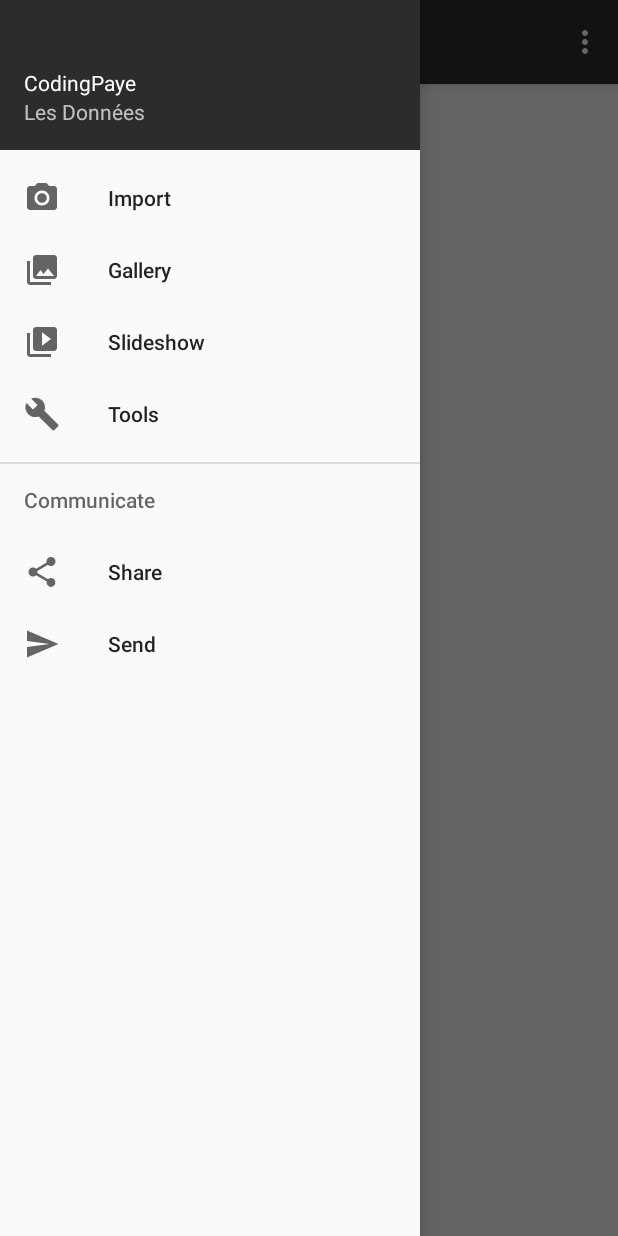
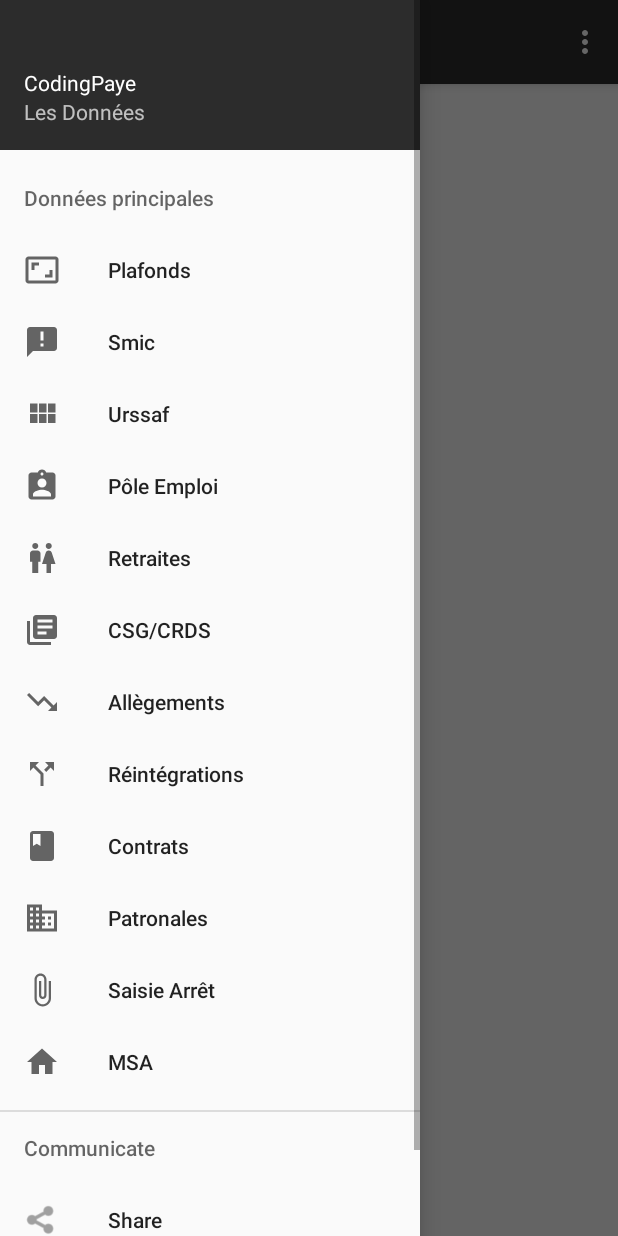
Before and after one commit to marlenech/BddPaye, an Android app: the screen it shows after launch (MainActivity), with the side drawer open, on a phone screen of 412 x 824 dp. Run offline under Robolectric (Android 15) with nearby library versions, the phone set to English and light mode, and no system bars.

Commit message:
Menu part1

```diff
--- a/app/src/main/java/com/italikdesign/bdd/paye/MainActivity.java
+++ b/app/src/main/java/com/italikdesign/bdd/paye/MainActivity.java
@@ -82,18 +82,34 @@ public class MainActivity extends AppCompatActivity
         // Handle navigation view item clicks here.
         int id = item.getItemId();
 
-        if (id == R.id.nav_camera) {
+        if (id == R.id.nav_plafonds) {
             UrssafFragment fragment = new UrssafFragment();
             android.support.v4.app.FragmentTransaction fragmentTransaction =
                     getSupportFragmentManager().beginTransaction();
             fragmentTransaction.replace(R.id.fragment_container, fragment);
             fragmentTransaction.commit();
 
-        } else if (id == R.id.nav_gallery) {
+        } else if (id == R.id.nav_smic) {
 
-        } else if (id == R.id.nav_slideshow) {
+        } else if (id == R.id.nav_urssaf) {
 
-        } else if (id == R.id.nav_manage) {
+        } else if (id == R.id.nav_polemploi) {
+
+        } else if (id == R.id.nav_retraites) {
+
+        } else if (id == R.id.nav_csg) {
+
+        } else if (id == R.id.nav_allegements) {
+
+        } else if (id == R.id.nav_reintegrations) {
+
+        } else if (id == R.id.nav_contrats) {
+
+        } else if (id == R.id.nav_patronales) {
+
+        } else if (id == R.id.nav_saisie) {
+
+        } else if (id == R.id.nav_msa) {
 
         } else if (id == R.id.nav_share) {
 
--- /dev/null
+++ b/app/src/main/res/drawable-v21/ic_menu_allegements.xml
@@ -0,0 +1,9 @@
+<vector xmlns:android="http://schemas.android.com/apk/res/android"
+        android:width="24dp"
+        android:height="24dp"
+        android:viewportWidth="24.0"
+        android:viewportHeight="24.0">
+    <path
+        android:fillColor="#FF000000"
+        android:pathData="M16,18l2.29,-2.29 -4.88,-4.88 -4,4L2,7.41 3.41,6l6,6 4,-4 6.3,6.29L22,12v6z"/>
+</vector>
--- a/app/src/main/res/drawable-v21/ic_menu_camera.xml
+++ /dev/null
@@ -1,12 +0,0 @@
-<vector xmlns:android="http://schemas.android.com/apk/res/android"
-    android:width="24dp"
-    android:height="24dp"
-    android:viewportHeight="24.0"
-    android:viewportWidth="24.0">
-    <path
-        android:fillColor="#FF000000"
-        android:pathData="M12,12m-3.2,0a3.2,3.2 0,1 1,6.4 0a3.2,3.2 0,1 1,-6.4 0" />
-    <path
-        android:fillColor="#FF000000"
-        android:pathData="M9,2L7.17,4H4c-1.1,0 -2,0.9 -2,2v12c0,1.1 0.9,2 2,2h16c1.1,0 2,-0.9 2,-2V6c0,-1.1 -0.9,-2 -2,-2h-3.17L15,2H9zm3,15c-2.76,0 -5,-2.24 -5,-5s2.24,-5 5,-5 5,2.24 5,5 -2.24,5 -5,5z" />
-</vector>
--- /dev/null
+++ b/app/src/main/res/drawable-v21/ic_menu_contrats.xml
@@ -0,0 +1,9 @@
+<vector xmlns:android="http://schemas.android.com/apk/res/android"
+        android:width="24dp"
+        android:height="24dp"
+        android:viewportWidth="24.0"
+        android:viewportHeight="24.0">
+    <path
+        android:fillColor="#FF000000"
+        android:pathData="M18,2H6c-1.1,0 -2,0.9 -2,2v16c0,1.1 0.9,2 2,2h12c1.1,0 2,-0.9 2,-2V4c0,-1.1 -0.9,-2 -2,-2zM6,4h5v8l-2.5,-1.5L6,12V4z"/>
+</vector>
--- /dev/null
+++ b/app/src/main/res/drawable-v21/ic_menu_csg.xml
@@ -0,0 +1,9 @@
+<vector xmlns:android="http://schemas.android.com/apk/res/android"
+        android:width="24dp"
+        android:height="24dp"
+        android:viewportWidth="24.0"
+        android:viewportHeight="24.0">
+    <path
+        android:fillColor="#FF000000"
+        android:pathData="M4,6L2,6v14c0,1.1 0.9,2 2,2h14v-2L4,20L4,6zM20,2L8,2c-1.1,0 -2,0.9 -2,2v12c0,1.1 0.9,2 2,2h12c1.1,0 2,-0.9 2,-2L22,4c0,-1.1 -0.9,-2 -2,-2zM19,11L9,11L9,9h10v2zM15,15L9,15v-2h6v2zM19,7L9,7L9,5h10v2z"/>
+</vector>
--- a/app/src/main/res/drawable-v21/ic_menu_gallery.xml
+++ /dev/null
@@ -1,9 +0,0 @@
-<vector xmlns:android="http://schemas.android.com/apk/res/android"
-    android:width="24dp"
-    android:height="24dp"
-    android:viewportHeight="24.0"
-    android:viewportWidth="24.0">
-    <path
-        android:fillColor="#FF000000"
-        android:pathData="M22,16V4c0,-1.1 -0.9,-2 -2,-2H8c-1.1,0 -2,0.9 -2,2v12c0,1.1 0.9,2 2,2h12c1.1,0 2,-0.9 2,-2zm-11,-4l2.03,2.71L16,11l4,5H8l3,-4zM2,6v14c0,1.1 0.9,2 2,2h14v-2H4V6H2z" />
-</vector>
--- a/app/src/main/res/drawable-v21/ic_menu_manage.xml
+++ /dev/null
@@ -1,9 +0,0 @@
-<vector xmlns:android="http://schemas.android.com/apk/res/android"
-    android:width="24dp"
-    android:height="24dp"
-    android:viewportHeight="24.0"
-    android:viewportWidth="24.0">
-    <path
-        android:fillColor="#FF000000"
-        android:pathData="M22.7,19l-9.1,-9.1c0.9,-2.3 0.4,-5 -1.5,-6.9 -2,-2 -5,-2.4 -7.4,-1.3L9,6 6,9 1.6,4.7C0.4,7.1 0.9,10.1 2.9,12.1c1.9,1.9 4.6,2.4 6.9,1.5l9.1,9.1c0.4,0.4 1,0.4 1.4,0l2.3,-2.3c0.5,-0.4 0.5,-1.1 0.1,-1.4z" />
-</vector>
--- /dev/null
+++ b/app/src/main/res/drawable-v21/ic_menu_msa.xml
@@ -0,0 +1,9 @@
+<vector xmlns:android="http://schemas.android.com/apk/res/android"
+        android:width="24dp"
+        android:height="24dp"
+        android:viewportWidth="24.0"
+        android:viewportHeight="24.0">
+    <path
+        android:fillColor="#FF000000"
+        android:pathData="M10,20v-6h4v6h5v-8h3L12,3 2,12h3v8z"/>
+</vector>
--- /dev/null
+++ b/app/src/main/res/drawable-v21/ic_menu_patronales.xml
@@ -0,0 +1,9 @@
+<vector xmlns:android="http://schemas.android.com/apk/res/android"
+        android:width="24dp"
+        android:height="24dp"
+        android:viewportWidth="24.0"
+        android:viewportHeight="24.0">
+    <path
+        android:fillColor="#FF000000"
+        android:pathData="M12,7L12,3L2,3v18h20L22,7L12,7zM6,19L4,19v-2h2v2zM6,15L4,15v-2h2v2zM6,11L4,11L4,9h2v2zM6,7L4,7L4,5h2v2zM10,19L8,19v-2h2v2zM10,15L8,15v-2h2v2zM10,11L8,11L8,9h2v2zM10,7L8,7L8,5h2v2zM20,19h-8v-2h2v-2h-2v-2h2v-2h-2L12,9h8v10zM18,11h-2v2h2v-2zM18,15h-2v2h2v-2z"/>
+</vector>
--- /dev/null
+++ b/app/src/main/res/drawable-v21/ic_menu_plafonds.xml
@@ -0,0 +1,9 @@
+<vector xmlns:android="http://schemas.android.com/apk/res/android"
+        android:width="24dp"
+        android:height="24dp"
+        android:viewportWidth="24.0"
+        android:viewportHeight="24.0">
+    <path
+        android:fillColor="#FF000000"
+        android:pathData="M19,12h-2v3h-3v2h5v-5zM7,9h3L10,7L5,7v5h2L7,9zM21,3L3,3c-1.1,0 -2,0.9 -2,2v14c0,1.1 0.9,2 2,2h18c1.1,0 2,-0.9 2,-2L23,5c0,-1.1 -0.9,-2 -2,-2zM21,19.01L3,19.01L3,4.99h18v14.02z"/>
+</vector>
--- /dev/null
+++ b/app/src/main/res/drawable-v21/ic_menu_polemploi.xml
@@ -0,0 +1,9 @@
+<vector xmlns:android="http://schemas.android.com/apk/res/android"
+        android:width="24dp"
+        android:height="24dp"
+        android:viewportWidth="24.0"
+        android:viewportHeight="24.0">
+    <path
+        android:fillColor="#FF000000"
+        android:pathData="M19,3h-4.18C14.4,1.84 13.3,1 12,1c-1.3,0 -2.4,0.84 -2.82,2L5,3c-1.1,0 -2,0.9 -2,2v14c0,1.1 0.9,2 2,2h14c1.1,0 2,-0.9 2,-2L21,5c0,-1.1 -0.9,-2 -2,-2zM12,3c0.55,0 1,0.45 1,1s-0.45,1 -1,1 -1,-0.45 -1,-1 0.45,-1 1,-1zM12,7c1.66,0 3,1.34 3,3s-1.34,3 -3,3 -3,-1.34 -3,-3 1.34,-3 3,-3zM18,19L6,19v-1.4c0,-2 4,-3.1 6,-3.1s6,1.1 6,3.1L18,19z"/>
+</vector>
--- /dev/null
+++ b/app/src/main/res/drawable-v21/ic_menu_reintegrations.xml
@@ -0,0 +1,9 @@
+<vector xmlns:android="http://schemas.android.com/apk/res/android"
+        android:width="24dp"
+        android:height="24dp"
+        android:viewportWidth="24.0"
+        android:viewportHeight="24.0">
+    <path
+        android:fillColor="#FF000000"
+        android:pathData="M14,4l2.29,2.29 -2.88,2.88 1.42,1.42 2.88,-2.88L20,10L20,4zM10,4L4,4v6l2.29,-2.29 4.71,4.7L11,20h2v-8.41l-5.29,-5.3z"/>
+</vector>
--- /dev/null
+++ b/app/src/main/res/drawable-v21/ic_menu_retraites.xml
@@ -0,0 +1,9 @@
+<vector xmlns:android="http://schemas.android.com/apk/res/android"
+        android:width="24dp"
+        android:height="24dp"
+        android:viewportWidth="24.0"
+        android:viewportHeight="24.0">
+    <path
+        android:fillColor="#FF000000"
+        android:pathData="M5.5,22v-7.5L4,14.5L4,9c0,-1.1 0.9,-2 2,-2h3c1.1,0 2,0.9 2,2v5.5L9.5,14.5L9.5,22h-4zM18,22v-6h3l-2.54,-7.63C18.18,7.55 17.42,7 16.56,7h-0.12c-0.86,0 -1.63,0.55 -1.9,1.37L12,16h3v6h3zM7.5,6c1.11,0 2,-0.89 2,-2s-0.89,-2 -2,-2 -2,0.89 -2,2 0.89,2 2,2zM16.5,6c1.11,0 2,-0.89 2,-2s-0.89,-2 -2,-2 -2,0.89 -2,2 0.89,2 2,2z"/>
+</vector>
--- /dev/null
+++ b/app/src/main/res/drawable-v21/ic_menu_saisie.xml
@@ -0,0 +1,9 @@
+<vector xmlns:android="http://schemas.android.com/apk/res/android"
+        android:width="24dp"
+        android:height="24dp"
+        android:viewportWidth="24.0"
+        android:viewportHeight="24.0">
+    <path
+        android:fillColor="#FF000000"
+        android:pathData="M16.5,6v11.5c0,2.21 -1.79,4 -4,4s-4,-1.79 -4,-4V5c0,-1.38 1.12,-2.5 2.5,-2.5s2.5,1.12 2.5,2.5v10.5c0,0.55 -0.45,1 -1,1s-1,-0.45 -1,-1V6H10v9.5c0,1.38 1.12,2.5 2.5,2.5s2.5,-1.12 2.5,-2.5V5c0,-2.21 -1.79,-4 -4,-4S7,2.79 7,5v12.5c0,3.04 2.46,5.5 5.5,5.5s5.5,-2.46 5.5,-5.5V6h-1.5z"/>
+</vector>
--- a/app/src/main/res/drawable-v21/ic_menu_send.xml
+++ /dev/null
@@ -1,9 +0,0 @@
-<vector xmlns:android="http://schemas.android.com/apk/res/android"
-    android:width="24dp"
-    android:height="24dp"
-    android:viewportHeight="24.0"
-    android:viewportWidth="24.0">
-    <path
-        android:fillColor="#FF000000"
-        android:pathData="M2.01,21L23,12 2.01,3 2,10l15,2 -15,2z" />
-</vector>
--- a/app/src/main/res/drawable-v21/ic_menu_share.xml
+++ /dev/null
@@ -1,9 +0,0 @@
-<vector xmlns:android="http://schemas.android.com/apk/res/android"
-    android:width="24dp"
-    android:height="24dp"
-    android:viewportHeight="24.0"
-    android:viewportWidth="24.0">
-    <path
-        android:fillColor="#FF000000"
-        android:pathData="M18,16.08c-0.76,0 -1.44,0.3 -1.96,0.77L8.91,12.7c0.05,-0.23 0.09,-0.46 0.09,-0.7s-0.04,-0.47 -0.09,-0.7l7.05,-4.11c0.54,0.5 1.25,0.81 2.04,0.81 1.66,0 3,-1.34 3,-3s-1.34,-3 -3,-3 -3,1.34 -3,3c0,0.24 0.04,0.47 0.09,0.7L8.04,9.81C7.5,9.31 6.79,9 6,9c-1.66,0 -3,1.34 -3,3s1.34,3 3,3c0.79,0 1.5,-0.31 2.04,-0.81l7.12,4.16c-0.05,0.21 -0.08,0.43 -0.08,0.65 0,1.61 1.31,2.92 2.92,2.92 1.61,0 2.92,-1.31 2.92,-2.92s-1.31,-2.92 -2.92,-2.92z" />
-</vector>
--- a/app/src/main/res/drawable-v21/ic_menu_slideshow.xml
+++ /dev/null
@@ -1,9 +0,0 @@
-<vector xmlns:android="http://schemas.android.com/apk/res/android"
-    android:width="24dp"
-    android:height="24dp"
-    android:viewportHeight="24.0"
-    android:viewportWidth="24.0">
-    <path
-        android:fillColor="#FF000000"
-        android:pathData="M4,6H2v14c0,1.1 0.9,2 2,2h14v-2H4V6zm16,-4H8c-1.1,0 -2,0.9 -2,2v12c0,1.1 0.9,2 2,2h12c1.1,0 2,-0.9 2,-2V4c0,-1.1 -0.9,-2 -2,-2zm-8,12.5v-9l6,4.5 -6,4.5z" />
-</vector>
--- /dev/null
+++ b/app/src/main/res/drawable-v21/ic_menu_smic.xml
@@ -0,0 +1,9 @@
+<vector xmlns:android="http://schemas.android.com/apk/res/android"
+        android:width="24dp"
+        android:height="24dp"
+        android:viewportWidth="24.0"
+        android:viewportHeight="24.0">
+    <path
+        android:fillColor="#FF000000"
+        android:pathData="M20,2L4,2c-1.1,0 -1.99,0.9 -1.99,2L2,22l4,-4h14c1.1,0 2,-0.9 2,-2L22,4c0,-1.1 -0.9,-2 -2,-2zM13,11h-2L11,5h2v6zM13,15h-2v-2h2v2z"/>
+</vector>
--- /dev/null
+++ b/app/src/main/res/drawable-v21/ic_menu_urssaf.xml
@@ -0,0 +1,9 @@
+<vector xmlns:android="http://schemas.android.com/apk/res/android"
+        android:width="24dp"
+        android:height="24dp"
+        android:viewportWidth="24.0"
+        android:viewportHeight="24.0">
+    <path
+        android:fillColor="#FF000000"
+        android:pathData="M4,11h5L9,5L4,5v6zM4,18h5v-6L4,12v6zM10,18h5v-6h-5v6zM16,18h5v-6h-5v6zM10,11h5L15,5h-5v6zM16,5v6h5L21,5h-5z"/>
+</vector>
--- a/app/src/main/res/menu/activity_main_drawer.xml
+++ b/app/src/main/res/menu/activity_main_drawer.xml
@@ -1,25 +1,60 @@
 <?xml version="1.0" encoding="utf-8"?>
 <menu xmlns:android="http://schemas.android.com/apk/res/android">
 
-    <group android:checkableBehavior="single">
+    <item android:title="Données principales">
+
+    <menu android:checkableBehavior="single">
         <item
-            android:id="@+id/nav_camera"
-            android:icon="@drawable/ic_menu_camera"
-            android:title="Import" />
+            android:id="@+id/nav_plafonds"
+            android:icon="@drawable/ic_menu_plafonds"
+            android:title="Plafonds" />
         <item
-            android:id="@+id/nav_gallery"
-            android:icon="@drawable/ic_menu_gallery"
-            android:title="Gallery" />
+            android:id="@+id/nav_smic"
+            android:icon="@drawable/ic_menu_smic"
+            android:title="Smic" />
         <item
-            android:id="@+id/nav_slideshow"
-            android:icon="@drawable/ic_menu_slideshow"
-            android:title="Slideshow" />
+            android:id="@+id/nav_urssaf"
+            android:icon="@drawable/ic_menu_urssaf"
+            android:title="Urssaf" />
         <item
-            android:id="@+id/nav_manage"
-            android:icon="@drawable/ic_menu_manage"
-            android:title="Tools" />
-    </group>
+            android:id="@+id/nav_polemploi"
+            android:icon="@drawable/ic_menu_polemploi"
+            android:title="Pôle Emploi" />
+        <item
+            android:id="@+id/nav_retraites"
+            android:icon="@drawable/ic_menu_retraites"
+            android:title="Retraites" />
+        <item
+            android:id="@+id/nav_csg"
+            android:icon="@drawable/ic_menu_csg"
+            android:title="CSG/CRDS" />
+        <item
+            android:id="@+id/nav_allegements"
+            android:icon="@drawable/ic_menu_allegements"
+            android:title="Allègements" />
+        <item
+            android:id="@+id/nav_reintegrations"
+            android:icon="@drawable/ic_menu_reintegrations"
+            android:title="Réintégrations" />
+        <item
+            android:id="@+id/nav_contrats"
+            android:icon="@drawable/ic_menu_contrats"
+            android:title="Contrats" />
+        <item
+            android:id="@+id/nav_patronales"
+            android:icon="@drawable/ic_menu_patronales"
+            android:title="Patronales" />
+        <item
+            android:id="@+id/nav_saisie"
+            android:icon="@drawable/ic_menu_saisie"
+            android:title="Saisie Arrêt" />
+        <item
+            android:id="@+id/nav_msa"
+            android:icon="@drawable/ic_menu_msa"
+            android:title="MSA" />
+    </menu>
 
+    </item>
     <item android:title="Communicate">
         <menu>
             <item
```
